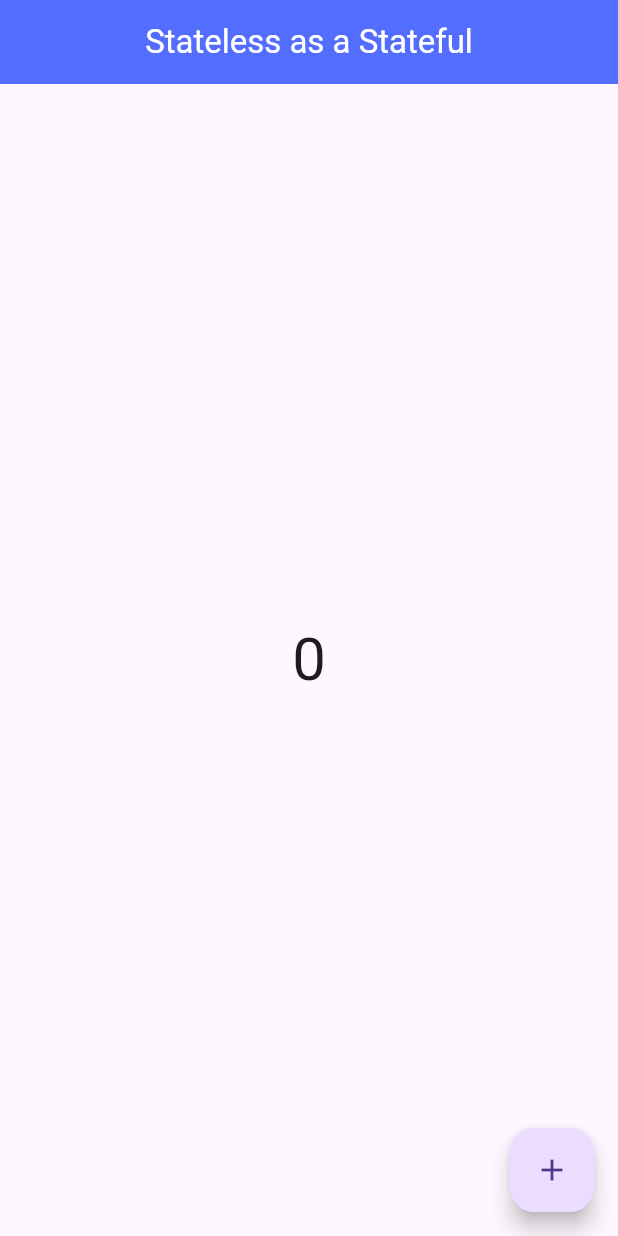
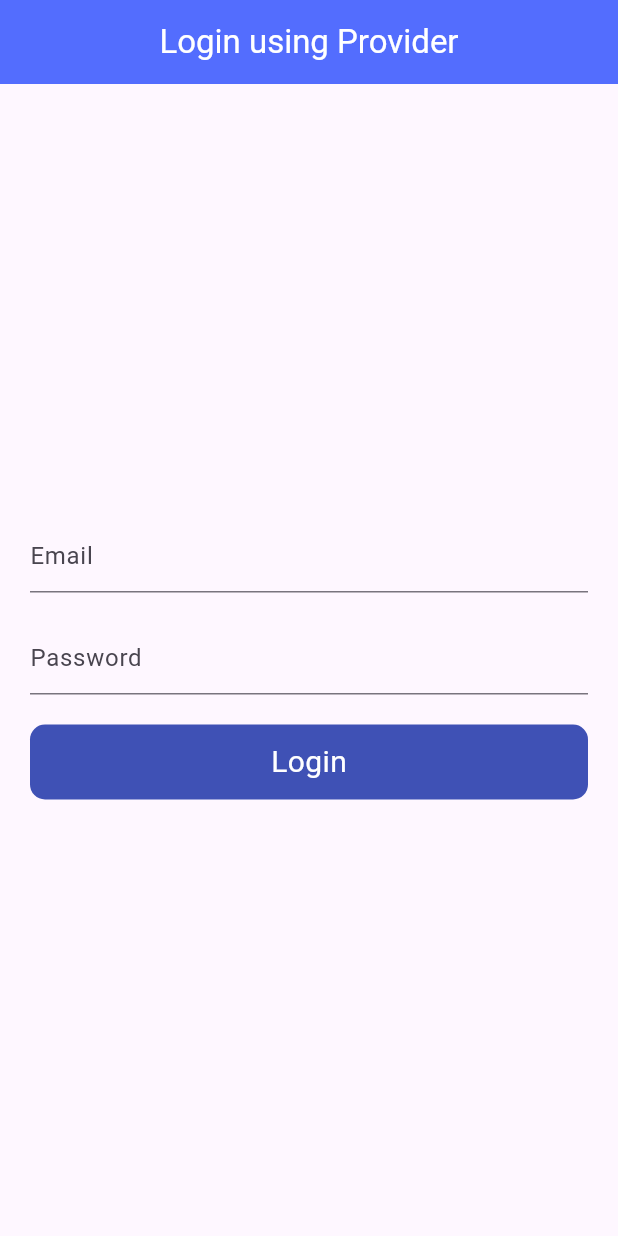
Before and after one commit to musman023/provider-state-management, a Flutter app: the screen it shows after launch, on a phone screen of 412 x 824 dp. Run offline on Flutter 3.47's test engine with Material 3 defaults, Android fonts, the phone set to English and light mode, and no system bars.

Commit message:
login with restapi using provider

```diff
--- a/lib/main.dart
+++ b/lib/main.dart
@@ -1,10 +1,11 @@
 import 'package:flutter/material.dart';
 import 'package:provider/provider.dart';
+import 'package:provider_tutorial/provider/auth_provider.dart';
 import 'package:provider_tutorial/provider/count_provider.dart';
 import 'package:provider_tutorial/provider/e1_provider.dart';
 import 'package:provider_tutorial/provider/favourite_provider.dart';
 import 'package:provider_tutorial/provider/theme_changer.dart';
-import 'package:provider_tutorial/screen/notify_listener.dart';
+import 'package:provider_tutorial/screen/login.dart';
 
 void main() {
   runApp(const MyApp());
@@ -21,6 +22,7 @@ class MyApp extends StatelessWidget {
           ChangeNotifierProvider(create: (_) => ExampleOneProvider()),
           ChangeNotifierProvider(create: (_) => FavouriteItemProvider()),
           ChangeNotifierProvider(create: (_) => ThemeChanger()),
+          ChangeNotifierProvider(create: (_) => AuthProvider()),
         ],
         child: Builder(
           builder: (BuildContext context) {
@@ -34,7 +36,7 @@ class MyApp extends StatelessWidget {
                 primarySwatch: Colors.blue,
               ),
               darkTheme: ThemeData(brightness: Brightness.dark),
-              home: NotifyListenerScreen(),
+              home: const LoginScreen(),
             );
           },
         ));
--- /dev/null
+++ b/lib/provider/auth_provider.dart
@@ -0,0 +1,34 @@
+import 'package:flutter/material.dart';
+import 'package:http/http.dart';
+
+class AuthProvider with ChangeNotifier {
+  bool _loading = false;
+  bool get loading => _loading;
+
+  setLoading(bool value) {
+    _loading = value;
+    notifyListeners();
+  }
+
+  void login(String email, String password) async {
+    setLoading(true);
+    try {
+      Response response =
+          await post(Uri.parse('https://reqres.in/api/login'), body: {
+        'email': email,
+        'password': password,
+      });
+
+      if (response.statusCode == 200) {
+        print("Successful");
+        setLoading(false);
+      } else {
+        setLoading(false);
+        print("Failed");
+      }
+    } catch (e) {
+      setLoading(false);
+      print(e.toString());
+    }
+  }
+}
--- /dev/null
+++ b/lib/screen/login.dart
@@ -0,0 +1,82 @@
+import 'package:flutter/material.dart';
+import 'package:provider/provider.dart';
+import 'package:provider_tutorial/provider/auth_provider.dart';
+
+class LoginScreen extends StatefulWidget {
+  const LoginScreen({super.key});
+
+  @override
+  State<LoginScreen> createState() => _LoginScreenState();
+}
+
+class _LoginScreenState extends State<LoginScreen> {
+  TextEditingController emailController = TextEditingController();
+  TextEditingController passwordController = TextEditingController();
+  @override
+  Widget build(BuildContext context) {
+    final authProvider = Provider.of<AuthProvider>(context);
+    return Scaffold(
+      appBar: AppBar(
+        centerTitle: true,
+        // elevation: 0,
+        backgroundColor: Colors.indigoAccent,
+        title: const Text(
+          "Login using Provider",
+          style: TextStyle(color: Colors.white),
+        ),
+      ),
+      body: Padding(
+        padding: const EdgeInsets.all(20),
+        child: Column(
+          mainAxisAlignment: MainAxisAlignment.center,
+          crossAxisAlignment: CrossAxisAlignment.center,
+          children: [
+            TextFormField(
+              controller: emailController,
+              decoration: const InputDecoration(hintText: 'Email'),
+            ),
+            const SizedBox(
+              height: 20,
+            ),
+            TextFormField(
+              obscureText: true,
+              controller: passwordController,
+              decoration: const InputDecoration(hintText: 'Password'),
+            ),
+            const SizedBox(
+              height: 20,
+            ),
+            GestureDetector(
+              onTap: () {
+                authProvider.login(
+                  emailController.toString(),
+                  passwordController.toString(),
+                );
+              },
+              child: Container(
+                height: 50,
+                decoration: BoxDecoration(
+                  color: Colors.indigo,
+                  borderRadius: BorderRadius.circular(10),
+                ),
+                child: Center(
+                  child: authProvider.loading
+                      ? const CircularProgressIndicator(
+                          color: Colors.white,
+                        )
+                      : const Text(
+                          "Login",
+                          style: TextStyle(
+                            color: Colors.white,
+                            fontSize: 20,
+                          ),
+                        ),
+                ),
+              ),
+            )
+          ],
+        ),
+      ),
+    );
+  }
+}
--- a/pubspec.yaml
+++ b/pubspec.yaml
@@ -36,6 +36,7 @@ dependencies:
   # Use with the CupertinoIcons class for iOS style icons.
   cupertino_icons: ^1.0.6
   provider: ^6.1.2
+  http: ^1.2.1
 
 dev_dependencies:
   flutter_test:
```
Also changed, not shown: pubspec.lock.
